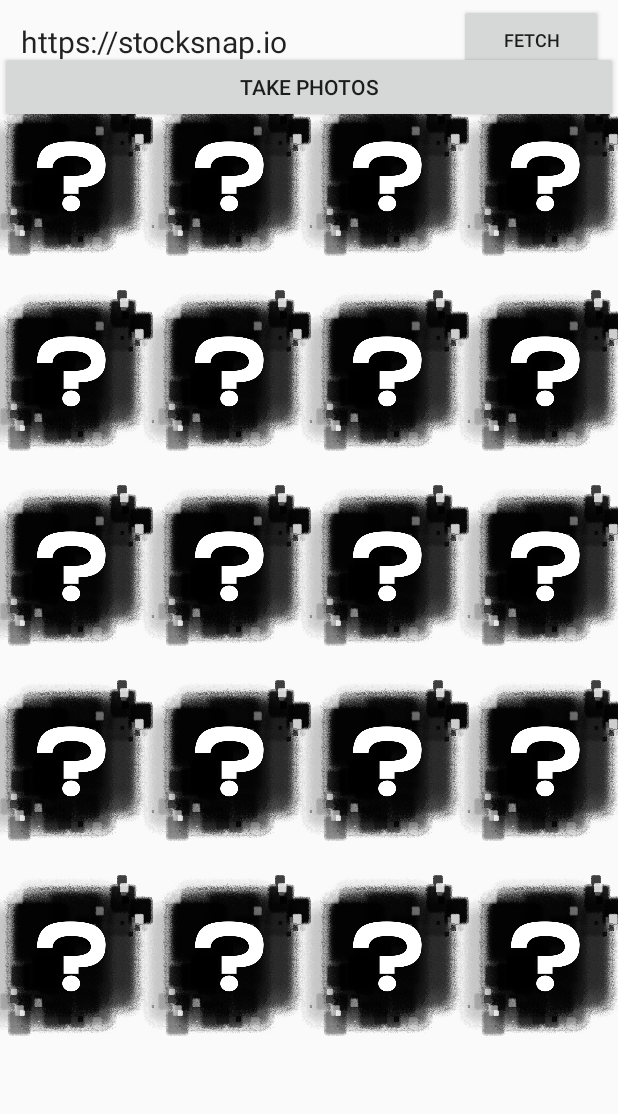
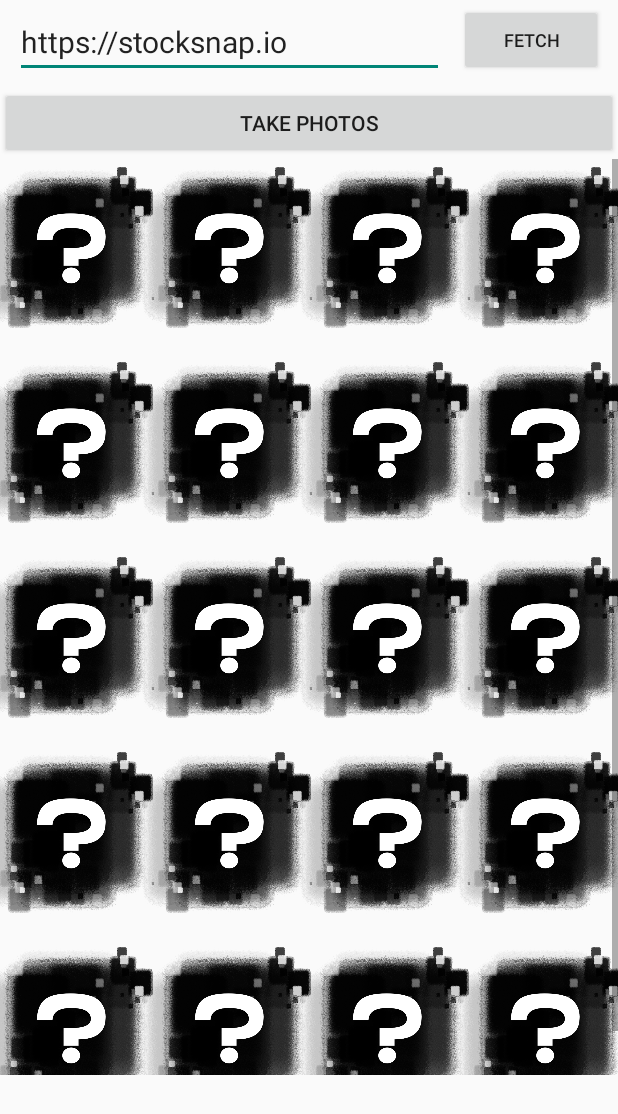
Before and after one commit to hash456/android_game, an Android app: the MainActivity screen opened directly, with no data from a screen before it, on a phone screen of 412 x 824 dp. Shown: the top 1114 px of the screen. Run offline under Robolectric (Android 15) with nearby library versions, the phone set to English and light mode, and no system bars.

Commit message:
change button position

```diff
--- a/app/src/main/res/layout/activity_main.xml
+++ b/app/src/main/res/layout/activity_main.xml
@@ -61,6 +61,12 @@
         app:layout_constraintVertical_bias="0.1"
         app:layout_constraintHeight_percent="0.8">
 
+        <androidx.appcompat.widget.AppCompatButton
+            android:id="@+id/takephoto"
+            android:layout_width="match_parent"
+            android:layout_height="wrap_content"
+            android:text="Take photos" />
+
         <GridView
             android:id="@+id/gridView"
             android:layout_width="match_parent"
@@ -71,17 +77,10 @@
             android:horizontalSpacing="10dp"
             android:stretchMode="columnWidth"
             android:gravity="center"
-            />
+            >
+        </GridView>
 
     </LinearLayout>
-
-    <androidx.appcompat.widget.AppCompatButton
-        android:id="@+id/takephoto"
-        android:layout_width="match_parent"
-        android:layout_height="wrap_content"
-        app:layout_constraintTop_toBottomOf="@+id/search_layout"
-        app:layout_constraintBottom_toTopOf="@+id/grid_wrapper"
-        android:text="Take photos" />
 
     <LinearLayout
         android:id="@+id/progress_area"
@@ -114,6 +113,7 @@
             android:textSize="20sp"
             android:gravity="center"
             android:layout_below="@+id/progressBar" />
+
     </LinearLayout>
 
 </androidx.constraintlayout.widget.ConstraintLayout>
```
